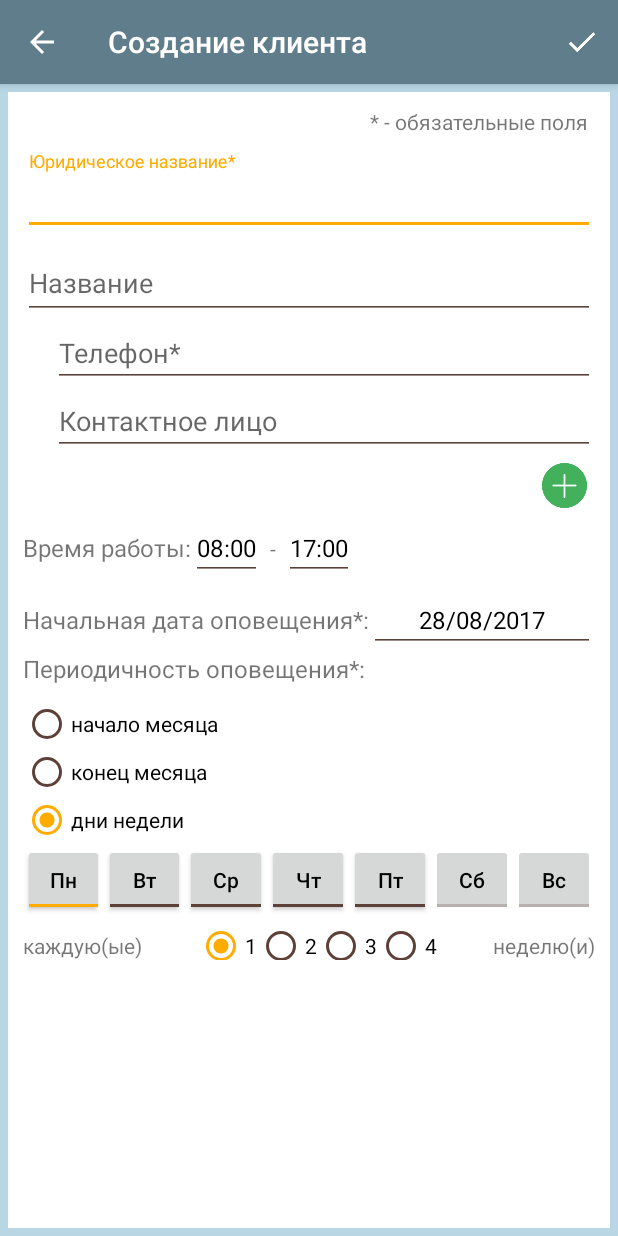
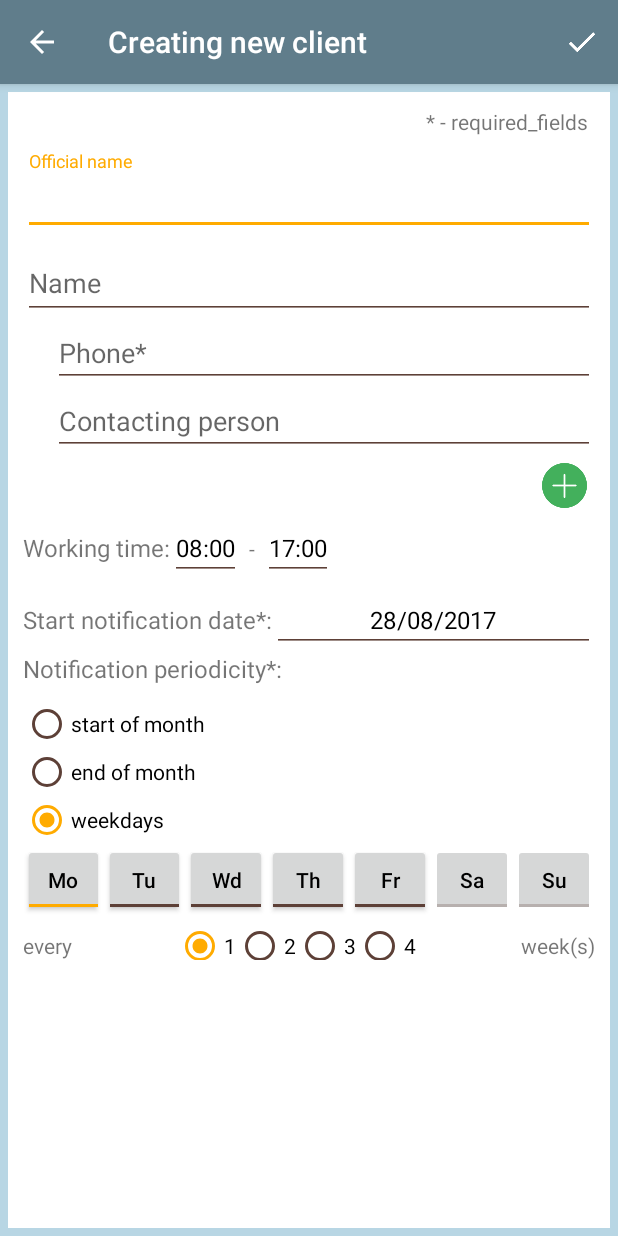
Before and after one commit to SMedgaus/Medgauzer.TradeManager, an Android app: the screen it shows after launch (DetailClientActivity), after a tap on an icon or button, on a phone screen of 412 x 824 dp. Run offline under Robolectric (Android 15) with nearby library versions, the light colour scheme and no system bars; libraries missing offline, so code that uses them is left out: com.nbsp.materialfilepicker, se.emilsjolander.stickylistheaders; 3 statements that could not run were skipped.

Commit message:
Adds English translation.

```diff
--- a/app/src/main/res/layout/activity_detail_client.xml
+++ b/app/src/main/res/layout/activity_detail_client.xml
@@ -1,7 +1,6 @@
 <?xml version="1.0" encoding="utf-8"?>
 <ScrollView xmlns:android="http://schemas.android.com/apk/res/android"
 
-    xmlns:app="http://schemas.android.com/apk/res-auto"
     xmlns:tools="http://schemas.android.com/tools"
     android:layout_width="match_parent"
     android:layout_height="match_parent"
@@ -332,7 +331,7 @@
                 android:layout_height="wrap_content"
                 android:layout_alignParentLeft="true"
                 android:layout_alignParentStart="true"
-                android:text="каждую(ые)"
+                android:text="@string/every"
                 android:textSize="14sp" />
 
             <TextView
@@ -341,7 +340,7 @@
                 android:layout_height="wrap_content"
                 android:layout_alignParentEnd="true"
                 android:layout_alignParentRight="true"
-                android:text="неделю(и)"
+                android:text="@string/weeks"
                 android:textSize="14sp" />
 
             <RadioGroup
--- a/app/src/main/res/values/arrays.xml
+++ b/app/src/main/res/values/arrays.xml
@@ -1,16 +1,16 @@
 <?xml version="1.0" encoding="utf-8"?>
 <resources>
     <string-array name="clients_standard_actions">
-        <item>Редактировать</item>
-        <item>Удалить</item>
+        <item>Edit</item>
+        <item>Delete</item>
     </string-array>
     <string-array name="main_activity_tab_names">
-        <item>Сегодня</item>
-        <item>По плану</item>
-        <item>Все</item>
+        <item>Today</item>
+        <item>Plan</item>
+        <item>All</item>
     </string-array>
     <string-array name="after_call_state">
-        <item>Перезвонить позже</item>
-        <item>Нет ответа</item>
+        <item>Call later</item>
+        <item>No response</item>
     </string-array>
 </resources>
--- a/app/src/main/res/values/strings.xml
+++ b/app/src/main/res/values/strings.xml
@@ -1,60 +1,55 @@
+<?xml version="1.0" encoding="utf-8"?>
 <resources>
     <string name="app_name">Medgauzer</string>
-    <string name="postpone_button">Перенести</string>
-    <string name="confirm_button">Подтвердить</string>
-    <string name="call_button">Позвонить</string>
-
-
-
-    <string name="clients">Клиенты</string>
-    <string name="client_import">Импорт клиентов</string>
-    <string name="setting">Настройки</string>
-    <string name="no_clients">Нет клиентов</string>
-
-
-    <string name="workdays">Рабочие дни</string>
-    <string name="settings">Настройки</string>
-
-    <!--Details Activity-->
-    <string name="creating_new_client">Создание клиента</string>
-    <string name="editing_new_client">Редактирование клиента</string>
-    <string name="official_name">Юридическое название*</string>
-    <string name="name">Название</string>
-    <string name="start_notification_date">Начальная дата оповещения*:</string>
-    <string name="monday_short">Пн</string>
-    <string name="tuesday_short">Вт</string>
-    <string name="wednesday_short">Ср</string>
-    <string name="thursday_short">Чт</string>
-    <string name="friday_short">Пт</string>
-    <string name="saturday_short">Сб</string>
-    <string name="sunday_short">Вс</string>
-    <string name="periodicity">Периодичность оповещения*:</string>
-    <string name="start_of_month">начало месяца</string>
-    <string name="end_of_month">конец месяца</string>
-    <string name="weekdays">дни недели</string>
-    <string name="phone">Телефон*</string>
-    <string name="contacting_person">Контактное лицо</string>
-    <string name="delete">Удалить</string>
-    <string name="add">Добавить</string>
-    <string name="working_time">Время работы:</string>
-    <string name="required_fields">* - обязательные поля</string>
-    <string name="confirm">Подтвердить</string>
-    <string name="required_field_warning">Поле не может быть пустым!</string>
-    <string name="weekdays_periodicity_warning">Выберите хотя бы один день для оповещения!</string>
-
-    <string name="choose_contact">Выберите контакт:</string>
-    <string name="cancel">Отмена</string>
-    <string name="postpone_tomorrow">Завтра</string>
-    <string name="postpone_day_after_tomorrow">Послезавтра</string>
-    <string name="postpone_in_a_week">Через неделю</string>
-    <string name="postpone_choose_date">Выбрать дату</string>
-    <string name="are_you_sure_to_delete_client">Вы действительно хотите удалить клиента?</string>
-    <string name="keep_client">Оставить</string>
-    <string name="its_clear">Понятно</string>
-    <string name="read_storage_explanation">Разрешение нужно для чтения импортируемого файла.</string>
-    <string name="import_in_progress">Импорт в процессе</string>
-    <string name="import_complete">Импорт завершён</string>
-    <string name="permission_possibility">Вы всегда можете включить данное разрешение в настройках приложения</string>
-    <string name="permission_prohibition">У вас нет соответсвующего разрешения</string>
-    <string name="hide">Скрыть</string>
+    <string name="add">Add</string>
+    <string name="are_you_sure_to_delete_client">Are you sure you want to delete the client?</string>
+    <string name="call_button">Call</string>
+    <string name="cancel">Cancel</string>
+    <string name="choose_contact">Choose contact</string>
+    <string name="client_import">Client import</string>
+    <string name="clients">Clients</string>
+    <string name="confirm">Confirm</string>
+    <string name="confirm_button">Confirm</string>
+    <string name="contacting_person">Contacting person</string>
+    <string name="creating_new_client">Creating new client</string>
+    <string name="delete">Delete</string>
+    <string name="editing_new_client">Editing</string>
+    <string name="end_of_month">end of month</string>
+    <string name="friday_short">Fr</string>
+    <string name="hide">Hide</string>
+    <string name="import_complete">Import complete</string>
+    <string name="import_in_progress">Import in progress</string>
+    <string name="its_clear">Clear</string>
+    <string name="keep_client">Keep</string>
+    <string name="monday_short">Mo</string>
+    <string name="name">Name</string>
+    <string name="no_clients">No clients</string>
+    <string name="official_name">Official name</string>
+    <string name="periodicity">Notification periodicity*:</string>
+    <string name="permission_possibility">You can always switch this permission on in the app settings</string>
+    <string name="permission_prohibition">You don\'t have according permission</string>
+    <string name="phone">Phone*</string>
+    <string name="postpone_button">Postpone</string>
+    <string name="postpone_choose_date">Choose date</string>
+    <string name="postpone_day_after_tomorrow">Day after tomorrow</string>
+    <string name="postpone_in_a_week">In a week</string>
+    <string name="postpone_tomorrow">Tomorrow</string>
+    <string name="read_storage_explanation">Permission is needed to read importing file.</string>
+    <string name="required_field_warning">Field can\'t be empty!</string>
+    <string name="required_fields">* - required_fields</string>
+    <string name="saturday_short">Sa</string>
+    <string name="setting">Settings</string>
+    <string name="settings">Settings</string>
+    <string name="start_notification_date">Start notification date*:</string>
+    <string name="start_of_month">start of month</string>
+    <string name="sunday_short">Su</string>
+    <string name="thursday_short">Th</string>
+    <string name="tuesday_short">Tu</string>
+    <string name="wednesday_short">Wd</string>
+    <string name="weekdays">weekdays</string>
+    <string name="weekdays_periodicity_warning">Choose at least one notification day!</string>
+    <string name="workdays">Workdays</string>
+    <string name="working_time">Working time:</string>
+    <string name="every">every</string>
+    <string name="weeks">week(s)</string>
 </resources>
```
Also changed, not shown: 2 other files.
